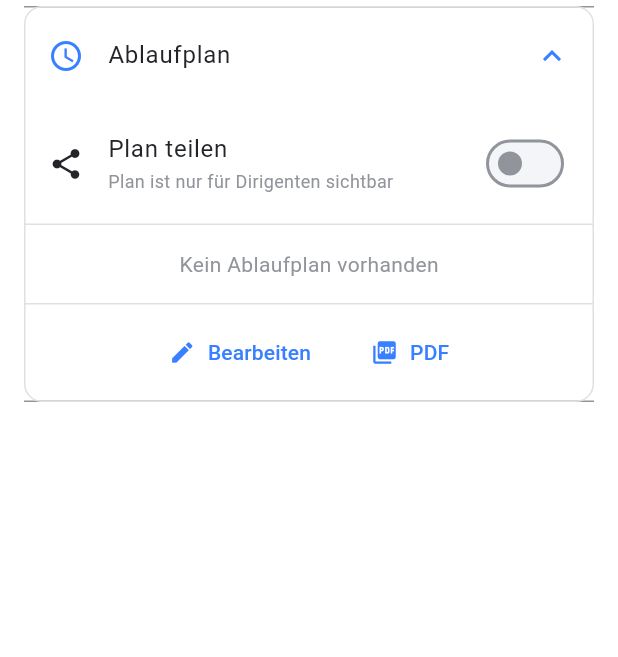
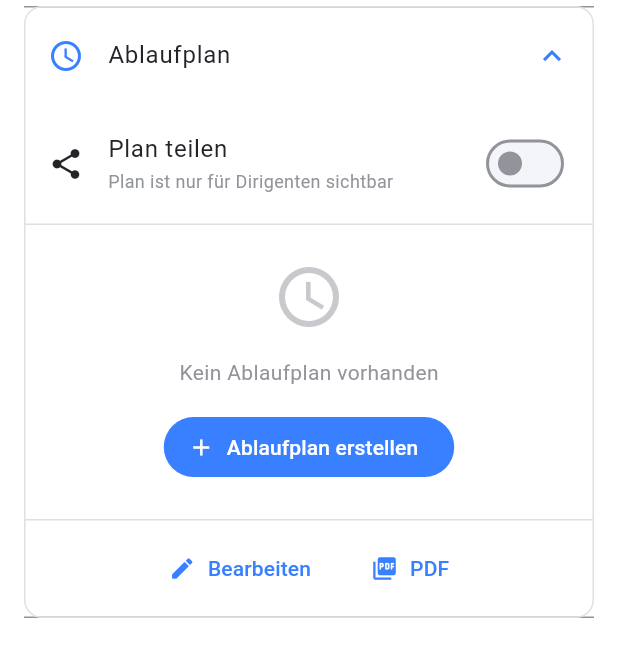
Before and after one commit to Lionhunt3r/attendix, a Flutter app: the PlanAccordion widget shown alone on an empty page, opened directly with empty values, after a tap on "Ablaufplan", on a phone screen of 412 x 824 dp. Shown: the top 657 px of the screen. Run offline on Flutter 3.47's test engine with Material 3 defaults, Android fonts, the phone set to English and light mode, and no system bars; our stand-ins replace cached_network_image, file_picker, fl_chart, flutter_dotenv, flutter_riverpod, flutter_slidable and 11 more; missing offline and left inert: dart:js_interop, excel, pdfx; accounts and stored records are empty; network calls fail.

Commit message:
feat(attendance): Show PlanAccordion with create button when no plan exists
Previously, the PlanAccordion was only shown when a plan already existed,
making it impossible to create a new plan from the attendance detail page.
Now the accordion is always visible with an empty state showing a schedule
icon and "Ablaufplan erstellen" button that navigates to the planning page.

```diff
--- a/lib/features/attendance/presentation/pages/attendance_detail_page.dart
+++ b/lib/features/attendance/presentation/pages/attendance_detail_page.dart
@@ -448,7 +448,6 @@ class _AttendanceDetailPageState extends ConsumerState<AttendanceDetailPage> {
               final attendanceType = attendanceTypeAsync.valueOrNull;
               final hasChecklist = _localChecklist.isNotEmpty || (attendanceType?.checklist?.isNotEmpty ?? false);
               final hasSongs = attendanceType?.manageSongs ?? false;
-              final hasPlan = attendance.plan != null && attendance.plan!.isNotEmpty;
 
               return CustomScrollView(
                 slivers: [
@@ -503,9 +502,11 @@ class _AttendanceDetailPageState extends ConsumerState<AttendanceDetailPage> {
                             onRemove: _removeSongEntry,
                           ),
 
-                        if (hasPlan)
                         PlanAccordion(
                           attendance: attendance,
+                          onCreate: () {
+                            context.push('/planning/${widget.attendanceId}');
+                          },
                           onEdit: () {
                             context.push('/planning/${widget.attendanceId}');
                           },
--- a/lib/features/attendance/presentation/widgets/attendance_detail/plan_accordion.dart
+++ b/lib/features/attendance/presentation/widgets/attendance_detail/plan_accordion.dart
@@ -12,6 +12,7 @@ class PlanAccordion extends StatelessWidget {
     required this.onEdit,
     required this.onExportPdf,
     required this.onSharePlanChanged,
+    this.onCreate,
     this.onSendViaTelegram,
   });
 
@@ -19,6 +20,7 @@ class PlanAccordion extends StatelessWidget {
   final VoidCallback onEdit;
   final VoidCallback onExportPdf;
   final void Function(bool) onSharePlanChanged;
+  final VoidCallback? onCreate;
   final VoidCallback? onSendViaTelegram;
 
   @override
@@ -91,11 +93,27 @@ class PlanAccordion extends StatelessWidget {
           ),
           const Divider(height: 1),
           if (!hasPlan || fields.isEmpty)
-            const Padding(
-              padding: EdgeInsets.all(AppDimensions.paddingM),
-              child: Text(
-                'Kein Ablaufplan vorhanden',
-                style: TextStyle(color: AppColors.medium),
+            Padding(
+              padding: const EdgeInsets.all(AppDimensions.paddingL),
+              child: Column(
+                children: [
+                  Icon(
+                    Icons.schedule_outlined,
+                    size: 48,
+                    color: AppColors.medium.withValues(alpha: 0.5),
+                  ),
+                  const SizedBox(height: AppDimensions.paddingM),
+                  const Text(
+                    'Kein Ablaufplan vorhanden',
+                    style: TextStyle(color: AppColors.medium),
+                  ),
+                  const SizedBox(height: AppDimensions.paddingM),
+                  FilledButton.icon(
+                    onPressed: onCreate ?? onEdit,
+                    icon: const Icon(Icons.add),
+                    label: const Text('Ablaufplan erstellen'),
+                  ),
+                ],
               ),
             )
           else
```
Lines whose indentation alone changed are shown as unchanged.
